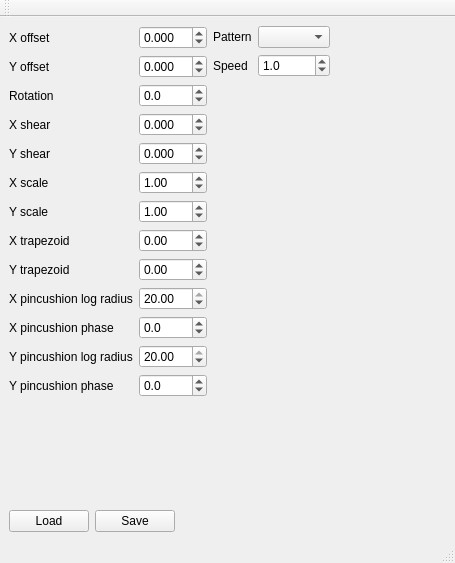
The window that src/calibrate/ui_mainwindow.ui (PeachyPrinter/peachytoolchain) describes before a commit, drawn with Qt 5.
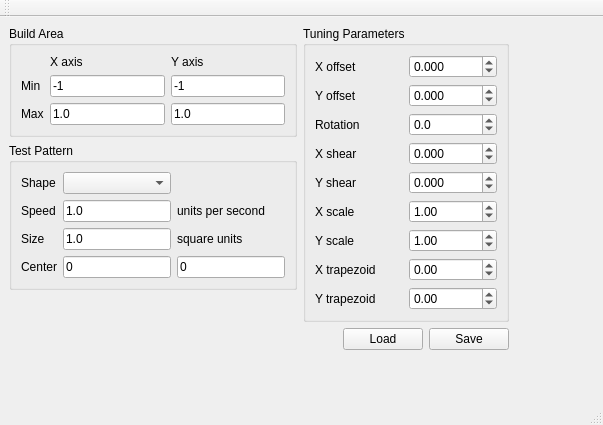
The same window after the commit.

Commit message: Added build area size and center of shape to tunables. Removed pincushion since it wasn't being used. Updated mainwindow layout. Added some error checking for user input, but much more needed.

The edit to the form file:
```diff
--- a/src/calibrate/ui_mainwindow.ui
+++ b/src/calibrate/ui_mainwindow.ui
@@ -6,8 +6,8 @@
    <rect>
     <x>0</x>
     <y>0</y>
-    <width>455</width>
-    <height>563</height>
+    <width>603</width>
+    <height>425</height>
    </rect>
   </property>
   <property name="windowTitle">
@@ -16,11 +16,198 @@
   <widget class="QWidget" name="centralwidget">
    <layout class="QVBoxLayout" name="verticalLayout_3">
     <item>
-     <layout class="QHBoxLayout" name="horizontalLayout_2">
+     <layout class="QHBoxLayout" name="horizontalLayout_2" stretch="0,0,1">
       <item>
-       <layout class="QVBoxLayout" name="verticalLayout_2">
+       <layout class="QVBoxLayout" name="verticalLayout">
+        <property name="sizeConstraint">
+         <enum>QLayout::SetMaximumSize</enum>
+        </property>
         <item>
+         <widget class="QGroupBox" name="groupBox">
+          <property name="title">
+           <string>Build Area</string>
+          </property>
          <layout class="QGridLayout" name="gridLayout">
+           <item row="0" column="1">
+            <widget class="QLabel" name="label_19">
+             <property name="text">
+              <string>X axis</string>
+             </property>
+            </widget>
+           </item>
+           <item row="0" column="2">
+            <widget class="QLabel" name="label_20">
+             <property name="text">
+              <string>Y axis</string>
+             </property>
+            </widget>
+           </item>
+           <item row="1" column="0">
+            <widget class="QLabel" name="label_17">
+             <property name="text">
+              <string>Min</string>
+             </property>
+            </widget>
+           </item>
+           <item row="1" column="1">
+            <widget class="QLineEdit" name="build_x_min_edit">
+             <property name="text">
+              <string>-1</string>
+             </property>
+            </widget>
+           </item>
+           <item row="1" column="2">
+            <widget class="QLineEdit" name="build_y_min_edit">
+             <property name="text">
+              <string>-1</string>
+             </property>
+            </widget>
+           </item>
+           <item row="2" column="0">
+            <widget class="QLabel" name="label_18">
+             <property name="text">
+              <string>Max</string>
+             </property>
+            </widget>
+           </item>
+           <item row="2" column="1">
+            <widget class="QLineEdit" name="build_x_max_edit">
+             <property name="text">
+              <string>1.0</string>
+             </property>
+            </widget>
+           </item>
+           <item row="2" column="2">
+            <widget class="QLineEdit" name="build_y_max_edit">
+             <property name="text">
+              <string>1.0</string>
+             </property>
+            </widget>
+           </item>
+          </layout>
+         </widget>
+        </item>
+        <item>
+         <widget class="QGroupBox" name="groupBox_2">
+          <property name="title">
+           <string>Test Pattern</string>
+          </property>
+          <layout class="QGridLayout" name="gridLayout_2">
+           <item row="0" column="0">
+            <widget class="QLabel" name="label_8">
+             <property name="text">
+              <string>Shape</string>
+             </property>
+            </widget>
+           </item>
+           <item row="0" column="1">
+            <widget class="QComboBox" name="pattern_combobox"/>
+           </item>
+           <item row="1" column="0">
+            <widget class="QLabel" name="label_9">
+             <property name="text">
+              <string>Speed</string>
+             </property>
+            </widget>
+           </item>
+           <item row="1" column="1">
+            <widget class="QLineEdit" name="speed_edit">
+             <property name="text">
+              <string>1.0</string>
+             </property>
+            </widget>
+           </item>
+           <item row="2" column="0">
+            <widget class="QLabel" name="label_16">
+             <property name="text">
+              <string>Size</string>
+             </property>
+            </widget>
+           </item>
+           <item row="2" column="1">
+            <widget class="QLineEdit" name="size_edit">
+             <property name="text">
+              <string>1.0</string>
+             </property>
+            </widget>
+           </item>
+           <item row="3" column="0">
+            <widget class="QLabel" name="label_21">
+             <property name="text">
+              <string>Center</string>
+             </property>
+            </widget>
+           </item>
+           <item row="3" column="1">
+            <widget class="QLineEdit" name="shape_center_x_edit">
+             <property name="text">
+              <string>0</string>
+             </property>
+            </widget>
+           </item>
+           <item row="3" column="2">
+            <widget class="QLineEdit" name="shape_center_y_edit">
+             <property name="text">
+              <string>0</string>
+             </property>
+            </widget>
+           </item>
+           <item row="2" column="2">
+            <widget class="QLabel" name="label_22">
+             <property name="text">
+              <string>square units</string>
+             </property>
+            </widget>
+           </item>
+           <item row="1" column="2">
+            <widget class="QLabel" name="label_23">
+             <property name="text">
+              <string>units per second</string>
+             </property>
+            </widget>
+           </item>
+          </layout>
+         </widget>
+        </item>
+        <item>
+         <spacer name="verticalSpacer">
+          <property name="orientation">
+           <enum>Qt::Vertical</enum>
+          </property>
+          <property name="sizeHint" stdset="0">
+           <size>
+            <width>20</width>
+            <height>40</height>
+           </size>
+          </property>
+         </spacer>
+        </item>
+       </layout>
+      </item>
+      <item>
+       <layout class="QVBoxLayout" name="verticalLayout_2">
+        <item>
+         <widget class="QGroupBox" name="groupBox_3">
+          <property name="title">
+           <string>Tuning Parameters</string>
+          </property>
+          <layout class="QGridLayout" name="gridLayout_3">
+           <item row="6" column="1">
+            <widget class="QDoubleSpinBox" name="y_scale_spin">
+             <property name="minimum">
+              <double>0.010000000000000</double>
+             </property>
+             <property name="maximum">
+              <double>100.000000000000000</double>
+             </property>
+             <property name="singleStep">
+              <double>0.010000000000000</double>
+             </property>
+             <property name="value">
+              <double>1.000000000000000</double>
+             </property>
+            </widget>
+           </item>
           <item row="0" column="0">
            <widget class="QLabel" name="label">
             <property name="text">
@@ -44,13 +231,6 @@
             </property>
            </widget>
           </item>
-          <item row="1" column="0">
-           <widget class="QLabel" name="label_2">
-            <property name="text">
-             <string>Y offset</string>
-            </property>
-           </widget>
-          </item>
           <item row="1" column="1">
            <widget class="QDoubleSpinBox" name="y_offset_spin">
             <property name="decimals">
@@ -74,39 +254,36 @@
             </property>
            </widget>
           </item>
-          <item row="2" column="1">
-           <widget class="QDoubleSpinBox" name="rotation_spin">
-            <property name="decimals">
-             <number>1</number>
-            </property>
+           <item row="5" column="1">
+            <widget class="QDoubleSpinBox" name="x_scale_spin">
             <property name="minimum">
-             <double>-180.000000000000000</double>
+              <double>0.010000000000000</double>
             </property>
             <property name="maximum">
-             <double>180.000000000000000</double>
+              <double>100.000000000000000</double>
             </property>
             <property name="singleStep">
+              <double>0.010000000000000</double>
+             </property>
+             <property name="value">
              <double>1.000000000000000</double>
             </property>
            </widget>
           </item>
-          <item row="3" column="0">
-           <widget class="QLabel" name="label_6">
+           <item row="6" column="0">
+            <widget class="QLabel" name="label_5">
             <property name="text">
-             <string>X shear</string>
+              <string>Y scale</string>
             </property>
            </widget>
           </item>
-          <item row="3" column="1">
-           <widget class="QDoubleSpinBox" name="x_shear_spin">
-            <property name="decimals">
-             <number>3</number>
-            </property>
+           <item row="8" column="1">
+            <widget class="QDoubleSpinBox" name="y_trapezoid_spin">
             <property name="minimum">
-             <double>-10.000000000000000</double>
+              <double>-1.000000000000000</double>
             </property>
             <property name="maximum">
-             <double>10.000000000000000</double>
+              <double>1.000000000000000</double>
             </property>
             <property name="singleStep">
              <double>0.010000000000000</double>
@@ -120,22 +297,6 @@
             </property>
            </widget>
           </item>
-          <item row="4" column="1">
-           <widget class="QDoubleSpinBox" name="y_shear_spin">
-            <property name="decimals">
-             <number>3</number>
-            </property>
-            <property name="minimum">
-             <double>-10.000000000000000</double>
-            </property>
-            <property name="maximum">
-             <double>10.000000000000000</double>
-            </property>
-            <property name="singleStep">
-             <double>0.010000000000000</double>
-            </property>
-           </widget>
-          </item>
           <item row="5" column="0">
            <widget class="QLabel" name="label_4">
             <property name="text">
@@ -143,52 +304,6 @@
             </property>
            </widget>
           </item>
-          <item row="5" column="1">
-           <widget class="QDoubleSpinBox" name="x_scale_spin">
-            <property name="minimum">
-             <double>0.010000000000000</double>
-            </property>
-            <property name="maximum">
-             <double>100.000000000000000</double>
-            </property>
-            <property name="singleStep">
-             <double>0.010000000000000</double>
-            </property>
-            <property name="value">
-             <double>1.000000000000000</double>
-            </property>
-           </widget>
-          </item>
-          <item row="6" column="0">
-           <widget class="QLabel" name="label_5">
-            <property name="text">
-             <string>Y scale</string>
-            </property>
-           </widget>
-          </item>
-          <item row="6" column="1">
-           <widget class="QDoubleSpinBox" name="y_scale_spin">
-            <property name="minimum">
-             <double>0.010000000000000</double>
-            </property>
-            <property name="maximum">
-             <double>100.000000000000000</double>
-            </property>
-            <property name="singleStep">
-             <double>0.010000000000000</double>
-            </property>
-            <property name="value">
-             <double>1.000000000000000</double>
-            </property>
-           </widget>
-          </item>
-          <item row="8" column="0">
-           <widget class="QLabel" name="label_11">
-            <property name="text">
-             <string>Y trapezoid</string>
-            </property>
-           </widget>
-          </item>
           <item row="7" column="0">
            <widget class="QLabel" name="label_10">
             <property name="text">
@@ -196,31 +311,33 @@
             </property>
            </widget>
           </item>
-          <item row="9" column="0">
-           <widget class="QLabel" name="label_12">
+           <item row="3" column="0">
+            <widget class="QLabel" name="label_6">
             <property name="text">
-             <string>X pincushion log radius</string>
+              <string>X shear</string>
             </property>
            </widget>
           </item>
-          <item row="10" column="0">
-           <widget class="QLabel" name="label_13">
-            <property name="text">
-             <string>X pincushion phase</string>
-            </property>
-           </widget>
-          </item>
-          <item row="11" column="0">
-           <widget class="QLabel" name="label_14">
-            <property name="text">
-             <string>Y pincushion log radius</string>
-            </property>
-           </widget>
-          </item>
-          <item row="12" column="0">
-           <widget class="QLabel" name="label_15">
+           <item row="3" column="1">
+            <widget class="QDoubleSpinBox" name="x_shear_spin">
+             <property name="decimals">
+              <number>3</number>
+             </property>
+             <property name="minimum">
+              <double>-10.000000000000000</double>
+             </property>
+             <property name="maximum">
+              <double>10.000000000000000</double>
+             </property>
+             <property name="singleStep">
+              <double>0.010000000000000</double>
+             </property>
+            </widget>
+           </item>
+           <item row="1" column="0">
+            <widget class="QLabel" name="label_2">
             <property name="text">
-             <string>Y pincushion phase</string>
+              <string>Y offset</string>
             </property>
            </widget>
           </item>
@@ -237,171 +354,63 @@
             </property>
            </widget>
           </item>
-          <item row="8" column="1">
-           <widget class="QDoubleSpinBox" name="y_trapezoid_spin">
-            <property name="minimum">
-             <double>-1.000000000000000</double>
-            </property>
-            <property name="maximum">
-             <double>1.000000000000000</double>
-            </property>
-            <property name="singleStep">
-             <double>0.010000000000000</double>
-            </property>
-           </widget>
-          </item>
-          <item row="9" column="1">
-           <widget class="QDoubleSpinBox" name="x_pin_radius_spin">
-            <property name="minimum">
-             <double>0.010000000000000</double>
-            </property>
-            <property name="maximum">
-             <double>20.000000000000000</double>
-            </property>
-            <property name="singleStep">
-             <double>0.100000000000000</double>
-            </property>
-            <property name="value">
-             <double>20.000000000000000</double>
-            </property>
-           </widget>
-          </item>
-          <item row="10" column="1">
-           <widget class="QDoubleSpinBox" name="x_pin_phase_spin">
+           <item row="8" column="0">
+            <widget class="QLabel" name="label_11">
+             <property name="text">
+              <string>Y trapezoid</string>
+             </property>
+            </widget>
+           </item>
+           <item row="4" column="1">
+            <widget class="QDoubleSpinBox" name="y_shear_spin">
             <property name="decimals">
-             <number>1</number>
+              <number>3</number>
             </property>
             <property name="minimum">
-             <double>-90.000000000000000</double>
+              <double>-10.000000000000000</double>
             </property>
             <property name="maximum">
-             <double>90.000000000000000</double>
+              <double>10.000000000000000</double>
             </property>
             <property name="singleStep">
-             <double>0.100000000000000</double>
-            </property>
-           </widget>
-          </item>
-          <item row="11" column="1">
-           <widget class="QDoubleSpinBox" name="y_pin_radius_spin">
-            <property name="minimum">
              <double>0.010000000000000</double>
             </property>
-            <property name="maximum">
-             <double>20.000000000000000</double>
-            </property>
-            <property name="singleStep">
-             <double>0.100000000000000</double>
-            </property>
-            <property name="value">
-             <double>20.000000000000000</double>
-            </property>
-           </widget>
-          </item>
-          <item row="12" column="1">
-           <widget class="QDoubleSpinBox" name="y_pin_phase_spin">
+            </widget>
+           </item>
+           <item row="2" column="1">
+            <widget class="QDoubleSpinBox" name="rotation_spin">
             <property name="decimals">
              <number>1</number>
             </property>
             <property name="minimum">
-             <double>-90.000000000000000</double>
+              <double>-180.000000000000000</double>
             </property>
             <property name="maximum">
-             <double>90.000000000000000</double>
+              <double>180.000000000000000</double>
             </property>
             <property name="singleStep">
-             <double>0.100000000000000</double>
-            </property>
-           </widget>
-          </item>
-         </layout>
-        </item>
-        <item>
-         <spacer name="verticalSpacer_2">
-          <property name="orientation">
-           <enum>Qt::Vertical</enum>
-          </property>
-          <property name="sizeHint" stdset="0">
-           <size>
-            <width>20</width>
-            <height>40</height>
-           </size>
-          </property>
-         </spacer>
-        </item>
-       </layout>
-      </item>
-      <item>
-       <layout class="QVBoxLayout" name="verticalLayout">
-        <item>
-         <layout class="QGridLayout" name="gridLayout_2">
-          <item row="0" column="0">
-           <widget class="QLabel" name="label_8">
-            <property name="text">
-             <string>Pattern</string>
-            </property>
-           </widget>
-          </item>
-          <item row="0" column="1">
-           <widget class="QComboBox" name="pattern_combobox"/>
-          </item>
-          <item row="1" column="0">
-           <widget class="QLabel" name="label_9">
-            <property name="text">
-             <string>Speed</string>
-            </property>
-           </widget>
-          </item>
-          <item row="1" column="1">
-           <widget class="QDoubleSpinBox" name="speed_spin">
-            <property name="decimals">
-             <number>1</number>
-            </property>
-            <property name="minimum">
-             <double>0.100000000000000</double>
-            </property>
-            <property name="maximum">
-             <double>1000.000000000000000</double>
-            </property>
-            <property name="value">
              <double>1.000000000000000</double>
             </property>
            </widget>
           </item>
          </layout>
-        </item>
-        <item>
-         <spacer name="verticalSpacer_3">
-          <property name="orientation">
-           <enum>Qt::Vertical</enum>
-          </property>
-          <property name="sizeHint" stdset="0">
-           <size>
-            <width>20</width>
-            <height>40</height>
-           </size>
-          </property>
-         </spacer>
-        </item>
-       </layout>
-      </item>
-      <item>
-       <spacer name="horizontalSpacer">
-        <property name="orientation">
-         <enum>Qt::Horizontal</enum>
-        </property>
-        <property name="sizeHint" stdset="0">
-         <size>
-          <width>40</width>
-          <height>20</height>
-         </size>
-        </property>
-       </spacer>
-      </item>
-     </layout>
+         </widget>
     </item>
     <item>
      <layout class="QHBoxLayout" name="horizontalLayout">
+          <item>
+           <spacer name="horizontalSpacer_2">
+            <property name="orientation">
+             <enum>Qt::Horizontal</enum>
+            </property>
+            <property name="sizeHint" stdset="0">
+             <size>
+              <width>40</width>
+              <height>20</height>
+             </size>
+            </property>
+           </spacer>
+          </item>
       <item>
        <widget class="QPushButton" name="load_button">
         <property name="enabled">
@@ -428,21 +437,38 @@
         </property>
        </widget>
       </item>
+         </layout>
+        </item>
+       </layout>
+      </item>
       <item>
-       <spacer name="horizontalSpacer_2">
+       <spacer name="horizontalSpacer_3">
         <property name="orientation">
          <enum>Qt::Horizontal</enum>
         </property>
         <property name="sizeHint" stdset="0">
          <size>
-          <width>40</width>
-          <height>20</height>
+          <width>0</width>
+          <height>0</height>
          </size>
         </property>
        </spacer>
       </item>
      </layout>
     </item>
+    <item>
+     <spacer name="verticalSpacer_2">
+      <property name="orientation">
+       <enum>Qt::Vertical</enum>
+      </property>
+      <property name="sizeHint" stdset="0">
+       <size>
+        <width>20</width>
+        <height>1</height>
+       </size>
+      </property>
+     </spacer>
+    </item>
    </layout>
   </widget>
   <widget class="QStatusBar" name="statusbar"/>
```
Left out of the diff: 1 changed line with no effect on the pictures. Lines whose indentation alone changed are shown as unchanged. The commit also changes 7 other files.
